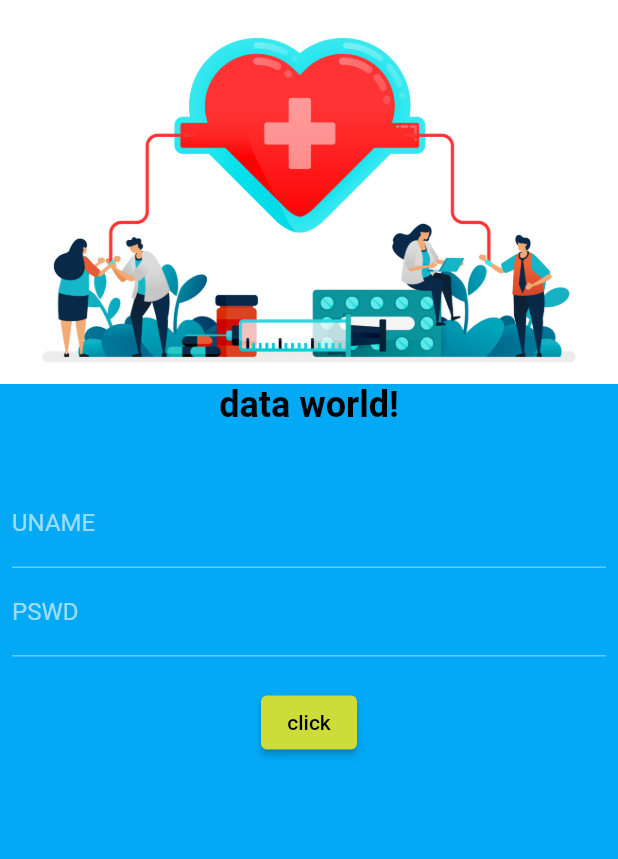
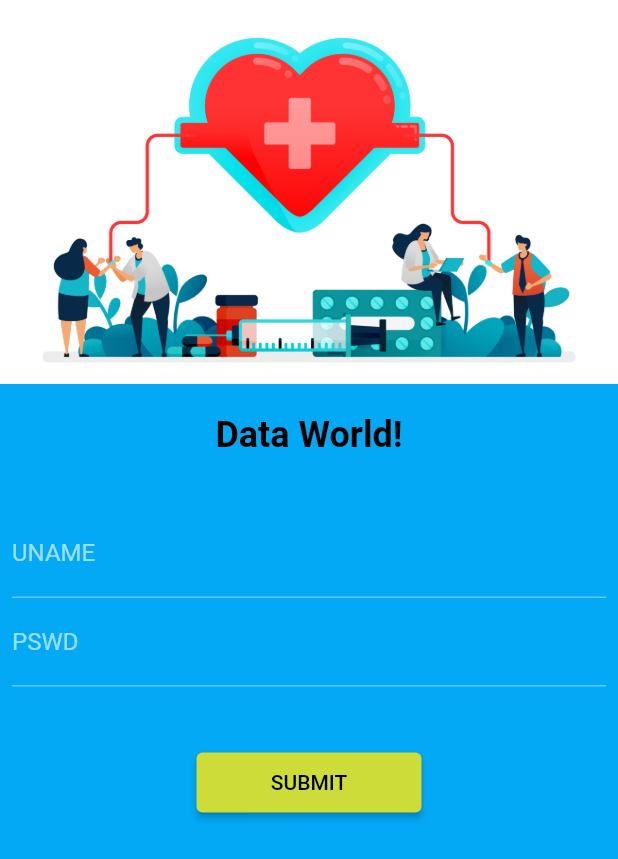
Before and after one commit to SarvT/BookShop, a Flutter app: the screen it shows after launch, on a phone screen of 412 x 824 dp. Shown: the top 859 px of the screen. Run offline on Flutter 3.47's test engine with Material 2 defaults, Android fonts, the phone set to English and light mode, and no system bars.

Commit message:
day5 done

```diff
--- a/lib/main.dart
+++ b/lib/main.dart
@@ -1,5 +1,7 @@
 import 'package:flutter/material.dart';
+import 'package:oneflut/homepage.dart';
 import 'package:oneflut/pages/login_page.dart';
+import 'package:oneflut/utils/routes.dart';
 // import 'package:google_fonts/google_fonts.dart';
 
 void main(List<String> args) {
@@ -29,12 +31,14 @@ class MyApp extends StatelessWidget {
       themeMode: ThemeMode.dark,
       theme: ThemeData(brightness: Brightness.dark,
       primarySwatch: Colors.lime,
+
       // primaryTextTheme: GoogleFonts.latoTextTheme()
       ),
+    debugShowCheckedModeBanner: false, // hides debug bannner
     initialRoute: "/login",
       routes: {
-        "/": (context) => const LoginApp(),
-        "/login": (context) => const LoginApp(),
+        MyRoutes.homeRoute: (context) => const HomeApp(),
+        MyRoutes.loginRoute: (context) => const LoginApp(),
       },
     );
   }
--- a/lib/pages/login_page.dart
+++ b/lib/pages/login_page.dart
@@ -1,4 +1,6 @@
 import 'package:flutter/material.dart';
+// import 'package:flutter/widgets.dart';
+import 'package:oneflut/utils/routes.dart';
 
 class LoginApp extends StatelessWidget {
   const LoginApp({Key? key}) : super(key: key);
@@ -7,14 +9,20 @@ class LoginApp extends StatelessWidget {
   Widget build(BuildContext context) {
     return Material(
       color: Colors.lightBlue,
+      child: SingleChildScrollView(
         child: Column(
           children: [
             Image.asset(
               'asset/images/Project_69-01.jpg',
               fit: BoxFit.cover,
             ),
+            const SizedBox(
+              height: 20,
+              width: 20,
+              // child: Text("data"),
+            ),
             const Text(
-            "data world!",
+              "Data World!",
               style: TextStyle(
                 color: Colors.black,
                 fontSize: 24,
@@ -39,19 +47,22 @@ class LoginApp extends StatelessWidget {
                   decoration: const InputDecoration(
                       hintText: "Enter pswd", labelText: "PSWD"),
                 ),
-              SizedBox(
-                height: 20,
+                const SizedBox(
+                  height: 40,
                 ),
                 ElevatedButton(
                   onPressed: () {
-                  print("naah don't!");
+                    // print("naah don't!");
+                    Navigator.pushNamed(context, MyRoutes.homeRoute);
                   },
-                child: Text("click"),
+                  child: const Text("SUBMIT"),
+                  style: TextButton.styleFrom(minimumSize: const Size(150, 40)),
                 )
               ]),
             )
           ],
         ),
+      ),
     );
   }
 }
--- /dev/null
+++ b/lib/utils/routes.dart
@@ -0,0 +1,4 @@
+class MyRoutes {
+  static String loginRoute = '/login';
+  static String homeRoute = '/home';
+}
```
Lines whose indentation alone changed are shown as unchanged.
